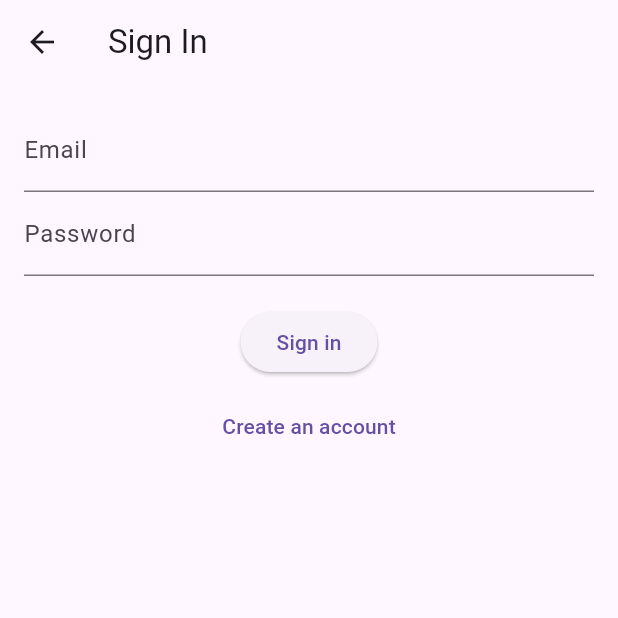
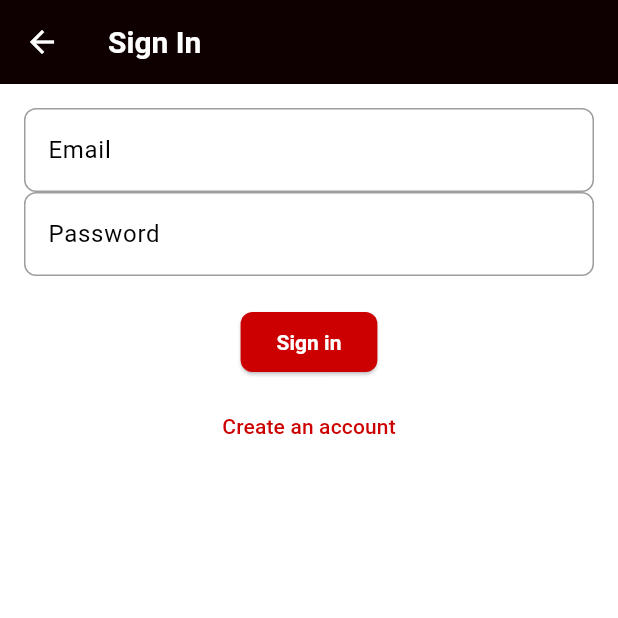
Before and after one commit to owen-newberry/ase-420-456-individual-project, a Flutter app: the screen it shows after launch, after a tap on "Log in as trainer", on a phone screen of 412 x 824 dp, the top half of it. Run offline on Flutter 3.47's test engine with Material 3 defaults, Android fonts, the phone set to English and light mode, and no system bars; our stand-ins replace shared_preferences, video_player; missing offline and left inert: file_selector; network calls fail.

Commit message:
final cleanup and styling for presentation

```diff
--- a/app/lib/main.dart
+++ b/app/lib/main.dart
@@ -18,9 +18,62 @@ class MyApp extends StatelessWidget {
 
   @override
   Widget build(BuildContext context) {
+    // DNA Sports Center brand colors
+    const brandWhite = Color(0xFFFFFFFF);
+    const brandBlack = Color(0xFF000000);
+    const brandRed = Color(0xFFCC0000);
+    const brandGray = Color(0xFF9E9E9E);
+
+    final colorScheme = ColorScheme(
+      brightness: Brightness.light,
+      primary: brandRed,
+      onPrimary: brandWhite,
+      secondary: brandGray,
+      onSecondary: brandBlack,
+      error: Colors.red.shade700,
+      onError: brandWhite,
+      background: brandWhite,
+      onBackground: brandBlack,
+      surface: brandWhite,
+      onSurface: brandBlack,
+    );
+
+    final theme = ThemeData(
+      colorScheme: colorScheme,
+      primaryColor: brandRed,
+      scaffoldBackgroundColor: brandWhite,
+      appBarTheme: const AppBarTheme(
+        backgroundColor: brandBlack,
+        foregroundColor: brandWhite,
+        elevation: 2,
+        titleTextStyle: TextStyle(color: brandWhite, fontSize: 20, fontWeight: FontWeight.w600),
+      ),
+      elevatedButtonTheme: ElevatedButtonThemeData(
+        style: ElevatedButton.styleFrom(
+          backgroundColor: brandRed,
+          foregroundColor: brandWhite,
+          shape: RoundedRectangleBorder(borderRadius: BorderRadius.circular(8.0)),
+          textStyle: const TextStyle(fontWeight: FontWeight.w600),
+        ),
+      ),
+      textButtonTheme: TextButtonThemeData(
+        style: TextButton.styleFrom(foregroundColor: brandRed),
+      ),
+      inputDecorationTheme: InputDecorationTheme(
+        filled: true,
+        fillColor: brandWhite,
+        border: OutlineInputBorder(borderRadius: BorderRadius.circular(8.0), borderSide: BorderSide(color: brandGray)),
+        enabledBorder: OutlineInputBorder(borderRadius: BorderRadius.circular(8.0), borderSide: BorderSide(color: brandGray)),
+        focusedBorder: OutlineInputBorder(borderRadius: BorderRadius.circular(8.0), borderSide: BorderSide(color: brandRed)),
+        labelStyle: TextStyle(color: brandBlack),
+      ),
+      dividerColor: brandGray,
+  cardColor: brandWhite,
+    );
+
     return MaterialApp(
       title: 'DNA Sports Center',
-      theme: ThemeData(primarySwatch: Colors.blue),
+      theme: theme,
   home: kBypassSignIn ? DayView(athleteId: kDevAthleteId) : const SelectRoleScreen(),
       onGenerateRoute: (settings) {
         if (settings.name == '/day') {
--- a/app/lib/screens/manage_athletes.dart
+++ b/app/lib/screens/manage_athletes.dart
@@ -143,7 +143,7 @@ class _ManageAthletesScreenState extends State<ManageAthletesScreen> {
                         Expanded(child: Text(name as String, style: const TextStyle(fontSize: 16, fontWeight: FontWeight.bold))),
                         IconButton(
                           tooltip: 'Delete athlete',
-                          icon: const Icon(Icons.delete_forever, color: Colors.redAccent),
+                          icon: Icon(Icons.delete_forever, color: Theme.of(context).colorScheme.primary),
                           onPressed: () async {
                             // Confirmation dialog
                             final confirmed = await showDialog<bool>(context: context, builder: (ctx) {
--- a/app/lib/screens/select_role.dart
+++ b/app/lib/screens/select_role.dart
@@ -15,6 +15,22 @@ class SelectRoleScreen extends StatelessWidget {
           child: Column(
             mainAxisSize: MainAxisSize.min,
             children: [
+              // Brand logo at top (falls back to app title if asset missing)
+              Padding(
+                padding: const EdgeInsets.only(bottom: 24.0),
+                child: Column(
+                  children: [
+                    SizedBox(
+                      height: 120,
+                      child: Image.asset(
+                        'assets/dna_logo.png',
+                        fit: BoxFit.contain,
+                        errorBuilder: (ctx, err, st) => const Center(child: Text('DNA Sports Center', style: TextStyle(fontSize: 20, fontWeight: FontWeight.bold))),
+                      ),
+                    ),
+                  ],
+                ),
+              ),
               ElevatedButton(
                 onPressed: () {
                   Navigator.of(context).push(MaterialPageRoute(builder: (_) => const _RoleTarget(role: 'trainer')));
--- a/app/pubspec.yaml
+++ b/app/pubspec.yaml
@@ -62,6 +62,10 @@ flutter:
   # the material Icons class.
   uses-material-design: true
 
+  # Add the DNA logo asset. Place your logo file at `app/assets/dna_logo.png`.
+  assets:
+    - assets/dna_logo.png
+
   # To add assets to your application, add an assets section, like this:
   # assets:
   #   - images/a_dot_burr.jpeg
```
Also changed, not shown: app/lib/screens/logEntry.dart (+10 -10 lines), app/assets/dna_logo.png (added), 12 other files.
